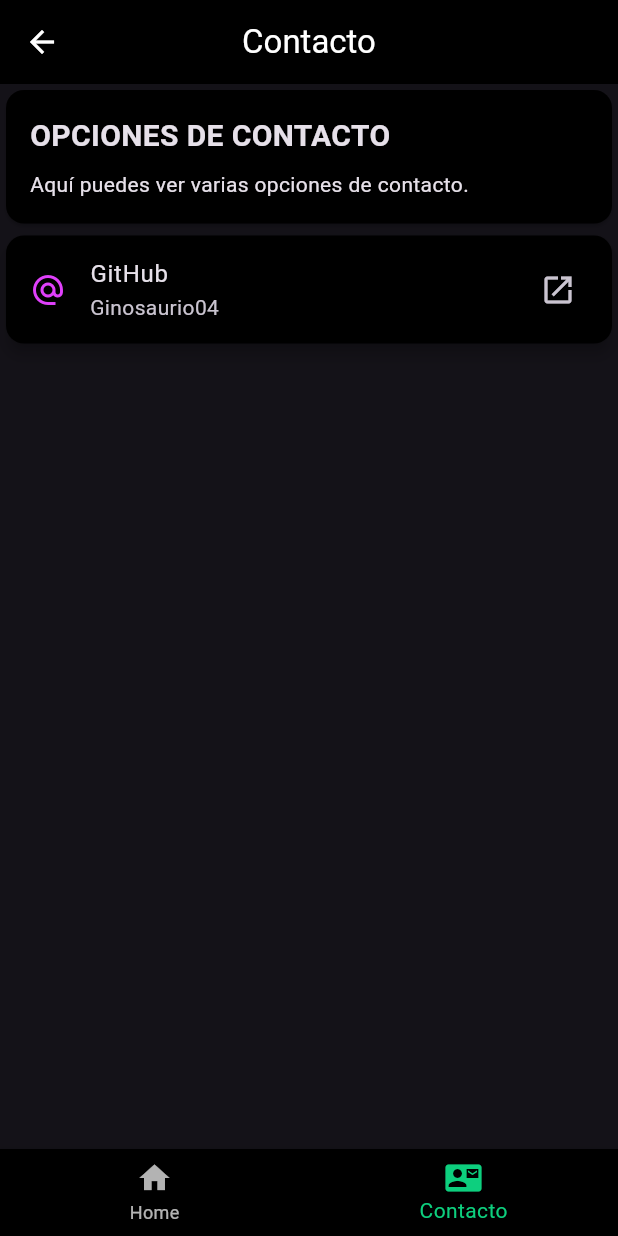
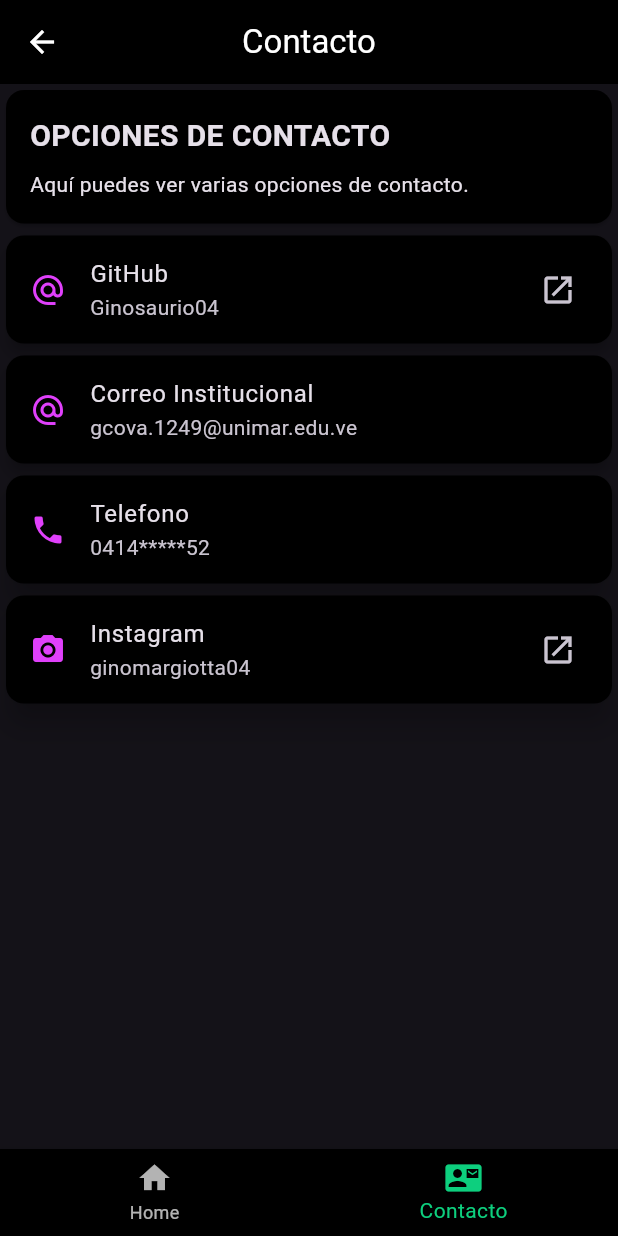
Before and after one commit to Ginosaurio04/flutter_application_portafolio2, a Flutter app: the ContactoScreen screen opened by its route, on a phone screen of 412 x 824 dp. Run offline on Flutter 3.47's test engine with Material 3 defaults, Android fonts, the phone set to English and light mode, and no system bars.

Commit message:
ajuste a los contactos

```diff
--- a/lib/screens/contacto_screen.dart
+++ b/lib/screens/contacto_screen.dart
@@ -86,6 +86,71 @@ class _ContactoScreenState extends State<ContactoScreen> {
               ],
             ),
           ),
+
+          Card(
+            color: Colors.black,
+            elevation: 4,
+            shape: RoundedRectangleBorder(
+              borderRadius: BorderRadius.circular(12),
+            ),
+            child: Column(
+              children: <Widget>[
+                // GitHub
+                ListTile(
+                  leading: const Icon(
+                    Icons.alternate_email,
+                    color: Colors.purpleAccent,
+                  ),
+                  title: const Text('Correo Institucional'),
+                  subtitle: const Text('gcova.1249@unimar.edu.ve'),
+                ),
+              ],
+            ),
+          ),
+
+          Card(
+            color: Colors.black,
+            elevation: 8,
+            shape: RoundedRectangleBorder(
+              borderRadius: BorderRadius.circular(12),
+            ),
+            child: Column(
+              children: <Widget>[
+                // GitHub
+                ListTile(
+                  leading: const Icon(Icons.phone, color: Colors.purpleAccent),
+                  title: const Text('Telefono'),
+                  subtitle: const Text('0414*****52'),
+                ),
+              ],
+            ),
+          ),
+
+          Card(
+            color: Colors.black,
+            elevation: 8,
+            shape: RoundedRectangleBorder(
+              borderRadius: BorderRadius.circular(12),
+            ),
+            child: Column(
+              children: <Widget>[
+                // GitHub
+                ListTile(
+                  leading: const Icon(
+                    Icons.camera_alt,
+                    color: Colors.purpleAccent,
+                  ),
+                  title: const Text('Instagram'),
+                  subtitle: const Text('ginomargiotta04'),
+                  trailing: const Icon(Icons.open_in_new),
+                  onTap: () => _launchURL(
+                    context,
+                    'https://www.instagram.com/ginomargiotta04/',
+                  ),
+                ),
+              ],
+            ),
+          ),
         ],
       ),
     );
```
